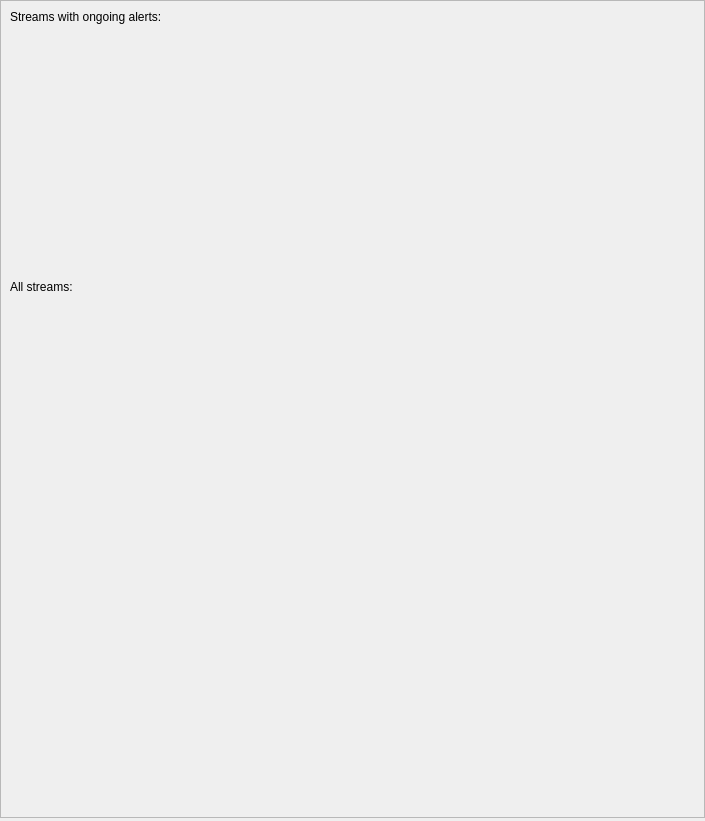
Qt form brainframe_qt/ui/main_window/video_thumbnail_view/video_thumbnail_view.ui (aotuai/brainframe-qt) before a commit.
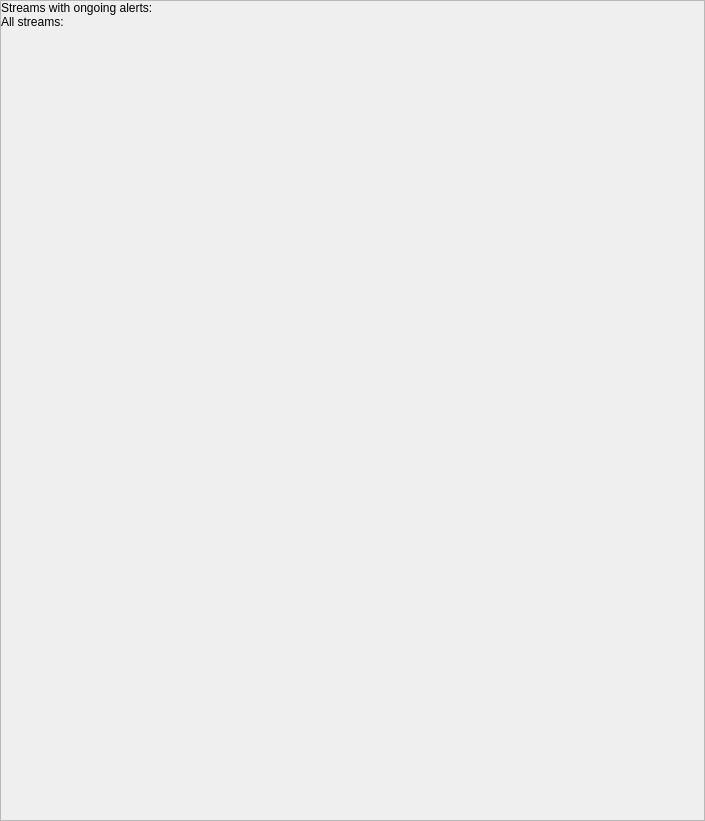
The same form after that commit. Custom widgets are drawn as their Qt base class.

Commit message:
Fixed issue where thumbnail videos were taking up more vertical space than they should have.
Note: solution is a hack. A widget is added to the bottom of the layout and the stretch policy is set to make it as big as possible

```diff
--- a/brainframe_qt/ui/main_window/video_thumbnail_view/video_thumbnail_view.ui
+++ b/brainframe_qt/ui/main_window/video_thumbnail_view/video_thumbnail_view.ui
@@ -26,13 +26,6 @@
    <property name="spacing">
     <number>0</number>
    </property>
-   <item row="1" column="1">
-    <widget class="Line" name="layout_divider">
-     <property name="orientation">
-      <enum>Qt::Horizontal</enum>
-     </property>
-    </widget>
-   </item>
    <item row="0" column="0">
     <widget class="QScrollArea" name="scrollArea">
      <property name="sizePolicy">
@@ -44,25 +37,43 @@
      <property name="lineWidth">
       <number>0</number>
      </property>
-     <property name="horizontalScrollBarPolicy">
-      <enum>Qt::ScrollBarAlwaysOff</enum>
-     </property>
      <property name="widgetResizable">
       <bool>true</bool>
      </property>
+     <property name="alignment">
+      <set>Qt::AlignLeading|Qt::AlignLeft|Qt::AlignTop</set>
+     </property>
      <widget class="QWidget" name="scrollAreaWidgetContents">
       <property name="geometry">
        <rect>
         <x>0</x>
         <y>0</y>
         <width>703</width>
-        <height>816</height>
+        <height>819</height>
        </rect>
       </property>
-      <layout class="QVBoxLayout" name="verticalLayout">
+      <layout class="QVBoxLayout" name="verticalLayout" stretch="1,1,9999">
+       <property name="spacing">
+        <number>0</number>
+       </property>
+       <property name="leftMargin">
+        <number>0</number>
+       </property>
+       <property name="topMargin">
+        <number>0</number>
+       </property>
+       <property name="rightMargin">
+        <number>0</number>
+       </property>
+       <property name="bottomMargin">
+        <number>0</number>
+       </property>
        <item>
         <widget class="QWidget" name="alert_streams_container" native="true">
          <layout class="QVBoxLayout">
+          <property name="spacing">
+           <number>0</number>
+          </property>
           <property name="leftMargin">
            <number>0</number>
           </property>
@@ -85,25 +96,15 @@
           <item>
            <widget class="ThumbnailGridLayout" name="alert_streams_layout"/>
           </item>
-          <item>
-           <spacer name="alerts_streams_vertical_spacer">
-            <property name="orientation">
-             <enum>Qt::Vertical</enum>
-            </property>
-            <property name="sizeHint" stdset="0">
-             <size>
-              <width>20</width>
-              <height>40</height>
-             </size>
-            </property>
-           </spacer>
-          </item>
          </layout>
         </widget>
        </item>
        <item>
         <widget class="QWidget" name="all_streams_container" native="true">
          <layout class="QVBoxLayout" name="_2">
+          <property name="spacing">
+           <number>0</number>
+          </property>
           <property name="leftMargin">
            <number>0</number>
           </property>
@@ -126,37 +127,18 @@
           <item>
            <widget class="ThumbnailGridLayout" name="all_streams_layout"/>
           </item>
-          <item>
-           <spacer name="all_streams_vertical_spacer">
-            <property name="orientation">
-             <enum>Qt::Vertical</enum>
-            </property>
-            <property name="sizeType">
-             <enum>QSizePolicy::Expanding</enum>
-            </property>
-            <property name="sizeHint" stdset="0">
-             <size>
-              <width>20</width>
-              <height>40</height>
-             </size>
-            </property>
-           </spacer>
-          </item>
          </layout>
         </widget>
        </item>
        <item>
-        <spacer name="verticalSpacer">
-         <property name="orientation">
-          <enum>Qt::Vertical</enum>
+        <widget class="QWidget" name="hack_widget_used_to_make_videos_stay_at_top_of_widget" native="true">
+         <property name="sizePolicy">
+          <sizepolicy hsizetype="Preferred" vsizetype="Expanding">
+           <horstretch>0</horstretch>
+           <verstretch>0</verstretch>
+          </sizepolicy>
          </property>
-         <property name="sizeHint" stdset="0">
-          <size>
-           <width>20</width>
-           <height>40</height>
-          </size>
-         </property>
-        </spacer>
+        </widget>
        </item>
       </layout>
      </widget>
```
The commit also changes 1 other file.
